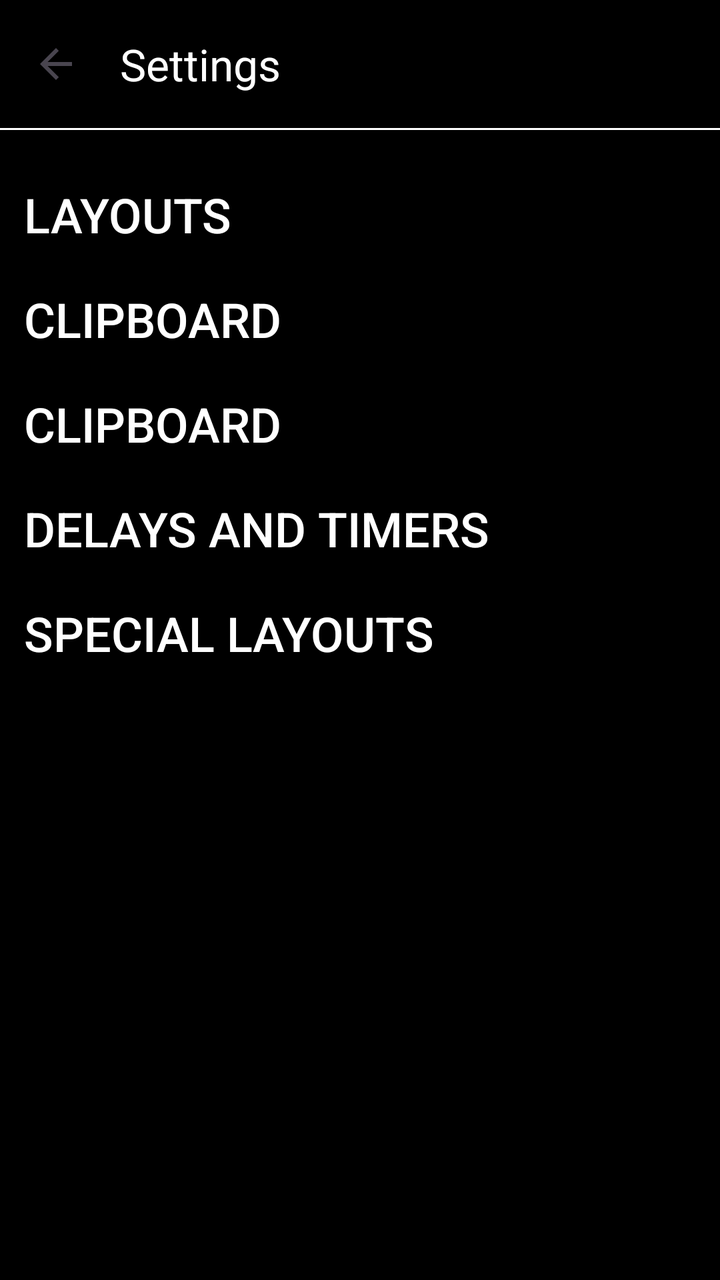
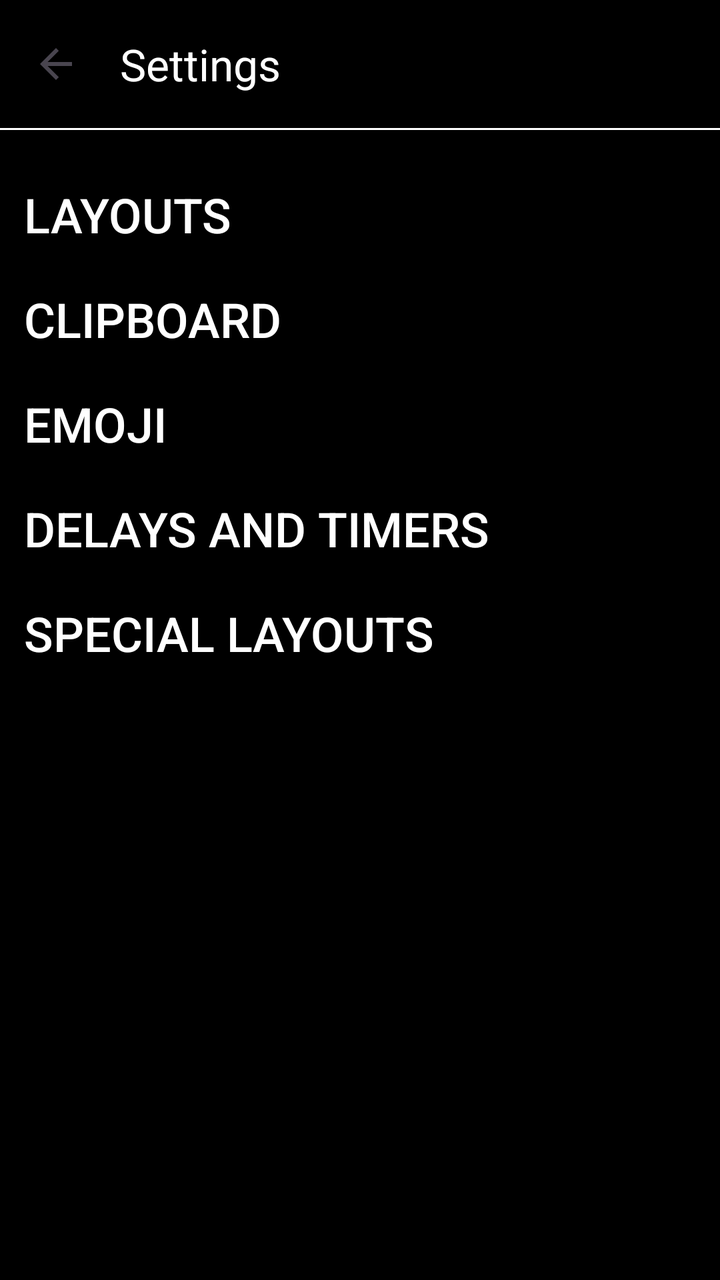

The first picture is an Android layout as it rendered before a commit; the second is the same layout after the commit. The layout source and the unified diff follow.
<!-- AndroidManifest.xml: activity theme Theme -->
<!-- res/layout/fragment_settings.xml -->
<?xml version="1.0" encoding="utf-8"?>
<androidx.constraintlayout.widget.ConstraintLayout
    xmlns:android="http://schemas.android.com/apk/res/android"
    xmlns:app="http://schemas.android.com/apk/res-auto"
    xmlns:tools="http://schemas.android.com/tools"
    android:layout_width="match_parent"
    android:layout_height="match_parent"
    android:background="#000000"
    android:fitsSystemWindows="true">

    <androidx.appcompat.widget.Toolbar
        android:id="@+id/toolbar"
        android:layout_width="match_parent"
        android:layout_height="?attr/actionBarSize"
        android:background="@color/black"
        app:title="Settings"
        app:navigationIconTint="@android:color/white"
        app:titleTextColor="@android:color/white"
        app:navigationIcon="?attr/homeAsUpIndicator"
        app:layout_constraintTop_toTopOf="parent"
        app:layout_constraintStart_toStartOf="parent"
        app:layout_constraintEnd_toEndOf="parent" />

    <View
        android:id="@+id/toolbar_divider"
        android:layout_width="match_parent"
        android:layout_height="1dp"
        android:background="#ffffff"
        app:layout_constraintTop_toBottomOf="@id/toolbar"
        app:layout_constraintStart_toStartOf="parent"
        app:layout_constraintEnd_toEndOf="parent" />

    <ScrollView
        android:layout_width="match_parent"
        app:item_layout="@layout/item_layout"
        app:layout_constraintEnd_toEndOf="parent"
        app:layout_constraintStart_toStartOf="parent"
        app:layout_constraintTop_toBottomOf="@id/toolbar_divider"
        android:layout_height="wrap_content"
        android:paddingLeft="0dp">

        <LinearLayout
            android:layout_width="match_parent"
            android:layout_height="wrap_content"
            android:orientation="vertical"
            android:padding="16dp"
            android:paddingStart="0dp">

            <Button
                android:id="@+id/btn_layouts"
                android:layout_width="match_parent"
                android:layout_height="wrap_content"
                android:backgroundTint="#000000"
                android:text="Layouts"
                android:textAlignment="viewStart"
                android:textColor="@color/white"
                android:textSize="24sp" />

            <Button
                android:id="@+id/btn_clipboard"
                android:layout_width="match_parent"
                android:layout_height="wrap_content"
                android:backgroundTint="#000000"
                android:text="Clipboard"
                android:textAlignment="viewStart"
                android:textColor="@color/white"
                android:textSize="24sp" />

            <Button
                android:id="@+id/btn_emoji"
                android:layout_width="match_parent"
                android:layout_height="wrap_content"
                android:backgroundTint="#000000"
                android:text="Clipboard"
                android:textAlignment="viewStart"
                android:textColor="@color/white"
                android:textSize="24sp" />

            <Button
                android:id="@+id/btn_timers"
                android:layout_width="match_parent"
                android:layout_height="wrap_content"
                android:backgroundTint="#000000"
                android:text="Delays and timers"
                android:textAlignment="viewStart"
                android:textColor="@color/white"
                android:textSize="24sp" />

            <Button
                android:id="@+id/btn_special_layouts"
                android:layout_width="match_parent"
                android:layout_height="wrap_content"
                android:backgroundTint="#000000"
                android:text="Special layouts"
                android:textAlignment="viewStart"
                android:textColor="@color/white"
                android:textSize="24sp" />

        </LinearLayout>
    </ScrollView>

</androidx.constraintlayout.widget.ConstraintLayout>
<!-- res/layout/item_layout.xml (included above) -->
<?xml version="1.0" encoding="utf-8"?>
<androidx.constraintlayout.widget.ConstraintLayout xmlns:android="http://schemas.android.com/apk/res/android"
    xmlns:app="http://schemas.android.com/apk/res-auto"
    xmlns:tools="http://schemas.android.com/tools"
    android:layout_width="match_parent"
    android:layout_height="wrap_content">

    <LinearLayout
        android:layout_width="match_parent"
        android:layout_height="match_parent"
        android:orientation="horizontal">

        <Space
            android:layout_width="10dp"
            android:layout_height="wrap_content"
            android:layout_weight="0"
            />

        <TextView
            android:id="@+id/name"
            android:layout_width="wrap_content"
            android:layout_height="wrap_content"
            android:layout_weight="1"
            android:text="Layout name"
            android:textColor="#FFFFFF" />

        <CheckBox
            android:id="@+id/enabled"
            android:layout_width="wrap_content"
            android:layout_height="wrap_content"
            android:layout_weight="0"
            android:buttonTint="#FFFFFF" />


        <ImageButton
            android:id="@+id/delete"
            android:layout_width="36dp"
            android:layout_height="48dp"
            android:src="@drawable/bin"
            android:scaleType="fitCenter"
            android:backgroundTint="#00000000"
            android:padding="0dp" />

        <ImageView
            android:id="@+id/drag"
            android:layout_width="-100dp"
            android:layout_height="match_parent"
            android:layout_weight="0"
            app:srcCompat="@android:drawable/arrow_down_float" />

    </LinearLayout>
</androidx.constraintlayout.widget.ConstraintLayout>
<!-- resources referenced by this layout -->
<resources>
  <color name="black">#FF000000</color>
  <color name="white">#FFFFFFFF</color>
  <!-- drawable bin (drawable) -->
  <vector xmlns:android="http://schemas.android.com/apk/res/android"
      android:width="16dp"
      android:height="16dp"
      android:viewportWidth="4.2333"
      android:viewportHeight="4.2333">
    <path
        android:pathData="M1.3891,0.9922L2.8443,0.9922A0.2646,0.0661 0,0 1,3.1089 1.0583L3.1089,1.0583A0.2646,0.0661 0,0 1,2.8443 1.1245L1.3891,1.1245A0.2646,0.0661 0,0 1,1.1245 1.0583L1.1245,1.0583A0.2646,0.0661 0,0 1,1.3891 0.9922z"
        android:strokeLineJoin="round"
        android:strokeWidth="0.10257"
        android:fillColor="#ffffff"
        android:strokeLineCap="round"/>
    <path
        android:pathData="M1.1245,1.0583h1.9844v0.0661h-1.9844z"
        android:strokeLineJoin="round"
        android:strokeWidth="0.0725279"
        android:fillColor="#ffffff"
        android:strokeLineCap="round"/>
    <path
        android:pathData="m1.2435,1.1906 l0.0661,2.1167H2.9238L2.9899,1.1906ZM1.3758,1.3229H2.8576L2.8008,3.175h-1.3681z"
        android:strokeLineJoin="round"
        android:strokeWidth="0.30458"
        android:fillColor="#ffffff"
        android:strokeLineCap="round"/>
    <path
        android:pathData="M1.9844,0.926h0.2646v0.1323h-0.2646z"
        android:strokeLineJoin="round"
        android:strokeWidth="0.17805"
        android:fillColor="#ffffff"
        android:strokeLineCap="round"/>
  </vector>
  <style name="Theme" parent="Theme.AppCompat.Light.DarkActionBar">
          <item name="colorPrimary">#000000</item>
          <item name="colorPrimaryDark">#000000</item>
          <item name="colorAccent">#000000</item>
      </style>
</resources>

<!-- the commit's change to res/layout/fragment_settings.xml (unified diff, before → after) -->
@@ -71,7 +71,7 @@
                 android:layout_width="match_parent"
                 android:layout_height="wrap_content"
                 android:backgroundTint="#000000"
-                android:text="Clipboard"
+                android:text="Emoji"
                 android:textAlignment="viewStart"
                 android:textColor="@color/white"
                 android:textSize="24sp" />
